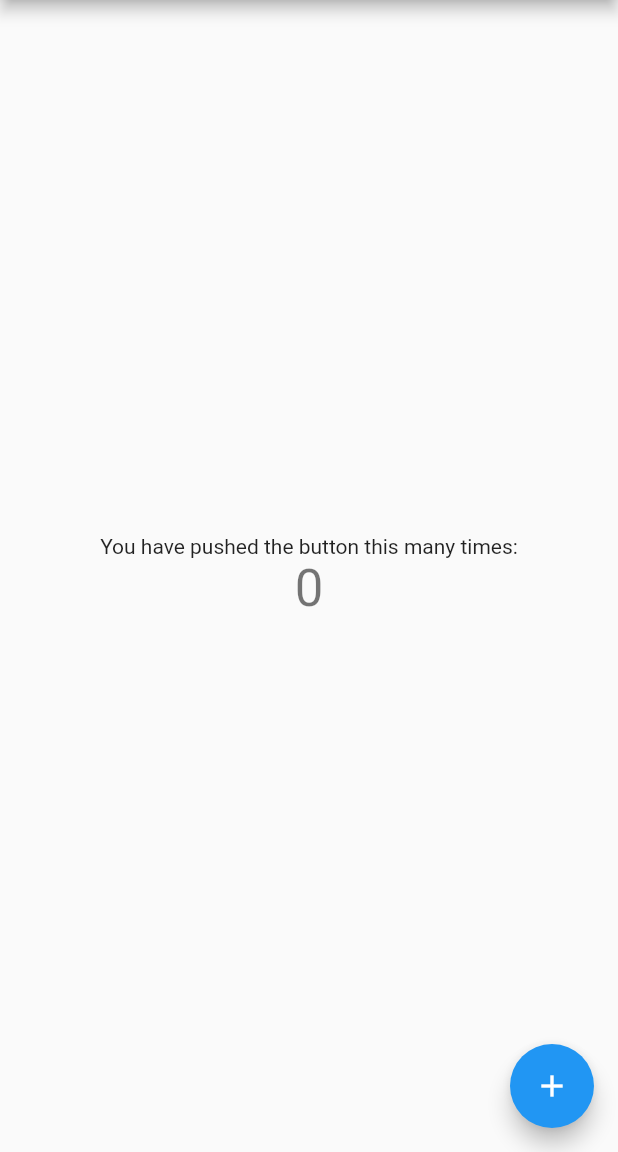
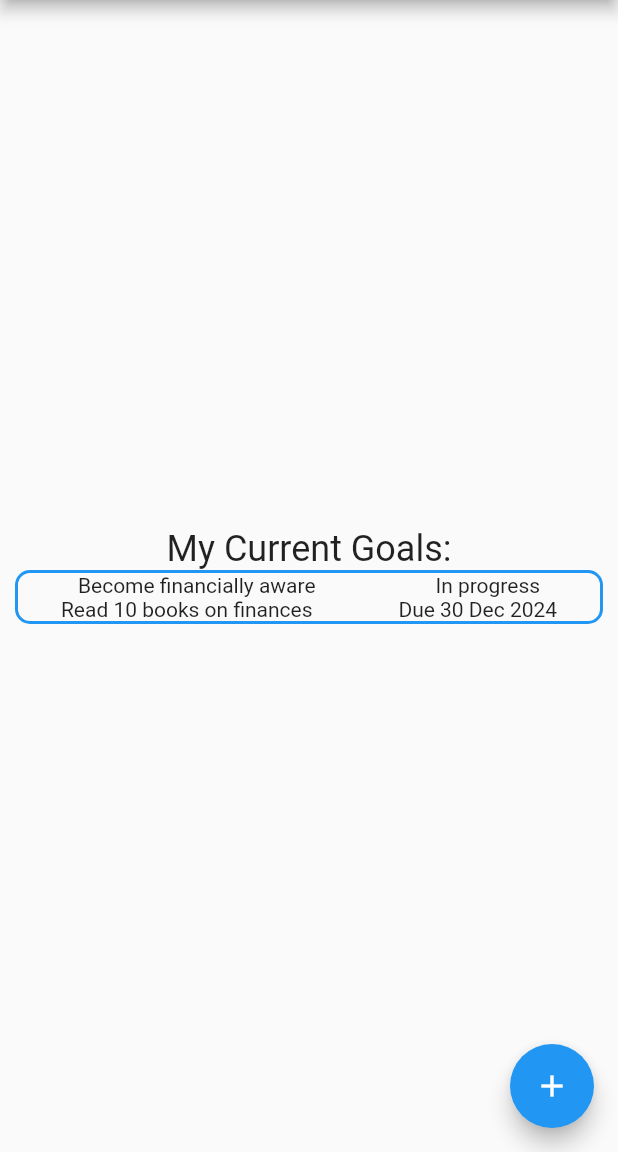
Before and after one commit to asd4a10/my-goal-tracker-app, a Flutter app: the screen it shows after launch, on a phone screen of 412 x 824 dp, the part 84-1236 px from its top. Run offline on Flutter 3.47's test engine with Material 2 defaults, Android fonts, the light colour scheme and no system bars.

Commit message:
Add home screen with sample goal

```diff
--- a/lib/main.dart
+++ b/lib/main.dart
@@ -48,7 +48,7 @@ class MyHomePage extends StatefulWidget {
 }
 
 class _MyHomePageState extends State<MyHomePage> {
-  int _counter = 0;
+  // int _counter = 0;
 
   void _incrementCounter() {
     setState(() {
@@ -57,7 +57,7 @@ class _MyHomePageState extends State<MyHomePage> {
       // so that the display can reflect the updated values. If we changed
       // _counter without calling setState(), then the build method would not be
       // called again, and so nothing would appear to happen.
-      _counter++;
+      // _counter++;
     });
   }
 
@@ -95,13 +95,38 @@ class _MyHomePageState extends State<MyHomePage> {
           // horizontal).
           mainAxisAlignment: MainAxisAlignment.center,
           children: <Widget>[
-            const Text(
-              'You have pushed the button this many times:',
+            Text(
+              'My Current Goals:',
+              style: Theme.of(context).textTheme.headline5,
             ),
-            Text(
-              '$_counter',
-              style: Theme.of(context).textTheme.headline4,
-            ),
+            Container(
+              // padding: const EdgeInsets.all(20), // Optional: Padding inside the container
+              margin: const EdgeInsets.symmetric(vertical: 0, horizontal: 10),
+              decoration: BoxDecoration(
+                border: Border.all(
+                  color: Colors.blue, // Color of the border
+                  width: 2, // Width of the border
+                ),
+                borderRadius: BorderRadius.circular(10), // Optional: Border radius
+              ),
+              child: Column(
+                mainAxisAlignment: MainAxisAlignment.center,
+                children: [
+                  Row(
+                      mainAxisAlignment: MainAxisAlignment.spaceAround,
+                      children: const [
+                    Text('Become financially aware'),
+                    Text('In progress'),
+                  ]),
+                  Row(
+                      mainAxisAlignment: MainAxisAlignment.spaceAround,
+                      children: const [
+                    Text('Read 10 books on finances'),
+                    Text('Due 30 Dec 2024'),
+                  ])
+                ],
+              ),
+            )
           ],
         ),
       ),
```
